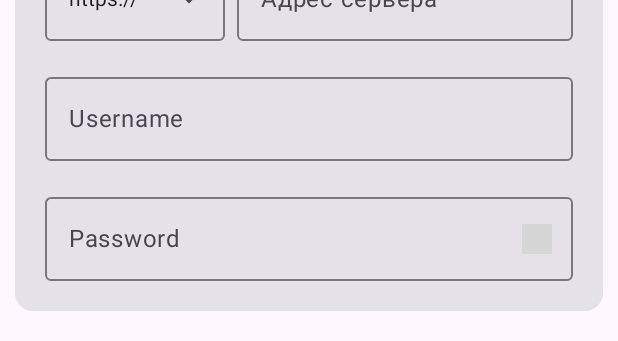
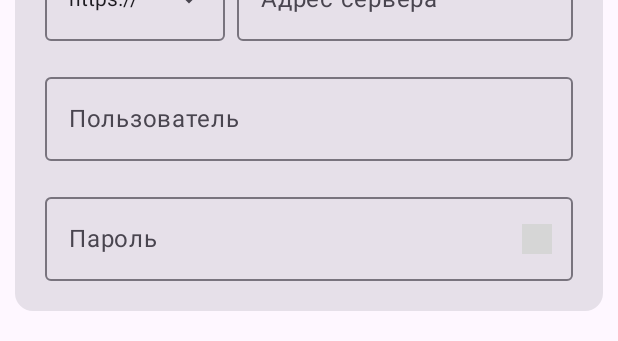
Before and after one commit to nnikitochka/Kord, an Android app built with Jetpack Compose: the @Preview function ServerSelectScreen, on a phone screen of 412 x 824 dp. Shown: the part 535-876 px from the top of the screen. Run offline under Robolectric (Android 15) with nearby library versions, the phone set to English and light mode, and no system bars; our stand-ins replace Compose Multiplatform resources; 1 statement that could not run was skipped; grey boxes are pictures that could not be loaded.

Commit message:
style(auth): localize username and password labels to Russian

```diff
--- a/shared/src/commonMain/kotlin/su/nnedition/kord/ui/screen/start/ServerSelectScreen.kt
+++ b/shared/src/commonMain/kotlin/su/nnedition/kord/ui/screen/start/ServerSelectScreen.kt
@@ -209,7 +209,7 @@ fun ServerSelectScreen() {
                 OutlinedTextField(
                     value = username,
                     onValueChange = { username = it },
-                    label = { Text("Username") },
+                    label = { Text("Пользователь") },
                     modifier = Modifier
                         .fillMaxWidth()
                         .height(64.dp),
@@ -220,7 +220,7 @@ fun ServerSelectScreen() {
                 OutlinedTextField(
                     value = password,
                     onValueChange = { password = it },
-                    label = { Text("Password") },
+                    label = { Text("Пароль") },
                     modifier = Modifier
                         .fillMaxWidth()
                         .height(64.dp),
```
